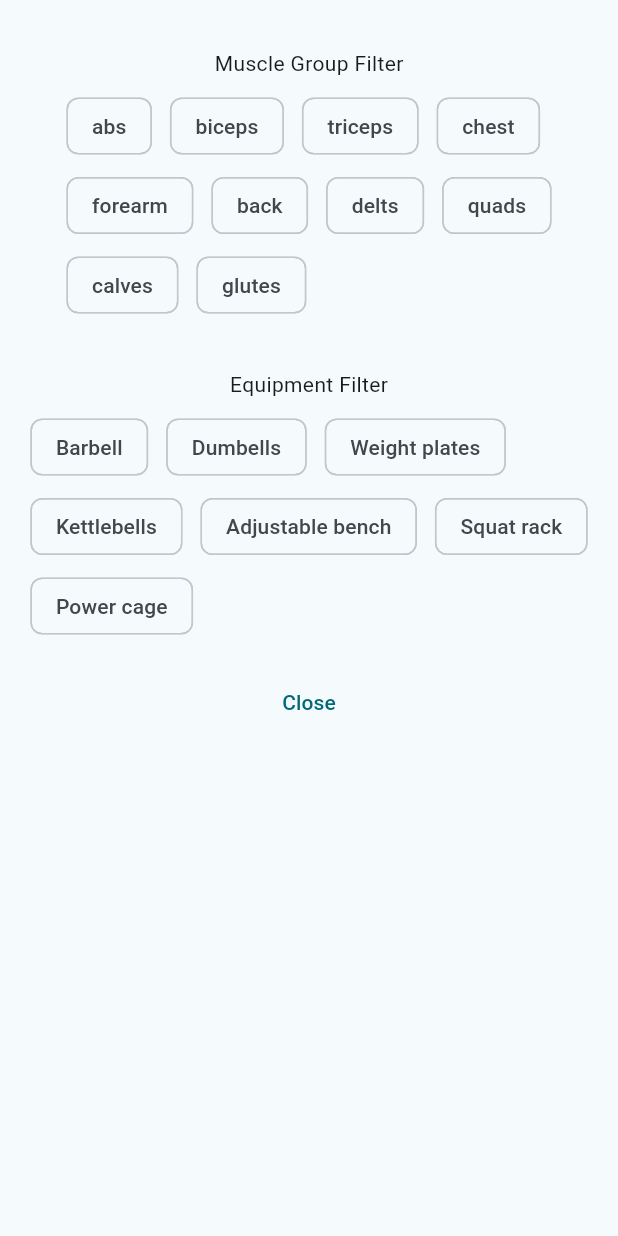
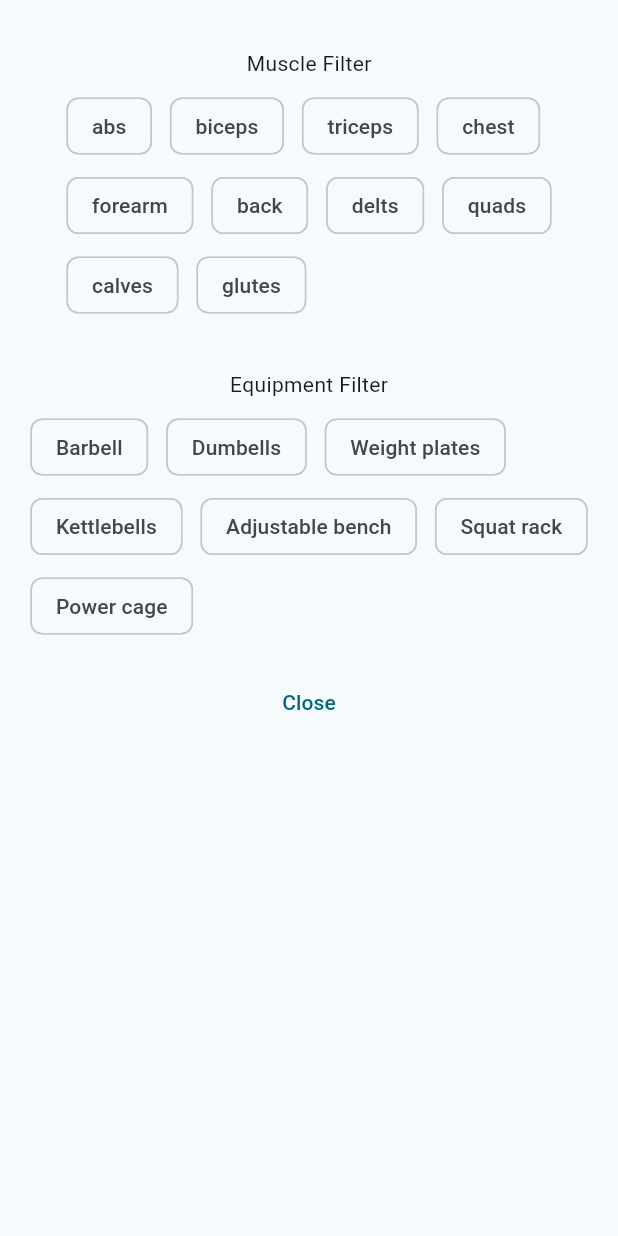
Before and after one commit to anaslak410/rahener, a Flutter app: the screen it shows after launch, after a tap on the "filter alt" icon, on a phone screen of 412 x 824 dp. Run offline on Flutter 3.47's test engine with Material 2 defaults, Android fonts, the light colour scheme and no system bars; our stand-ins replace flutter_bloc; generated files the repository leaves out were written again.

```diff
--- a/lib/core/blocs/ExerciseListState.dart
+++ b/lib/core/blocs/ExerciseListState.dart
@@ -116,7 +116,7 @@ class ExerciseListState {
   ExerciseListState copyWith({
     List<Exercise>? exercises,
     TextEditingController? searchFieldController,
-    Map<String, bool>? selectedMuscleGroups,
+    Map<String, bool>? selectedPrimaryMuscles,
     Map<String, bool>? selectedEquipment,
     List<String>? equipments,
     ExerciseListStatus? status,
@@ -126,7 +126,7 @@ class ExerciseListState {
       searchFieldController:
           searchFieldController ?? this.searchFieldController,
       selectedPrimaryMuscles:
-          selectedMuscleGroups ?? this.selectedPrimaryMuscles,
+          selectedPrimaryMuscles ?? this.selectedPrimaryMuscles,
       selectedEquipment: selectedEquipment ?? this.selectedEquipment,
       status: status ?? this.status,
     );
--- a/lib/core/blocs/exercise_list_cubit.dart
+++ b/lib/core/blocs/exercise_list_cubit.dart
@@ -22,7 +22,7 @@ class ExerciseListCubit extends Cubit<ExerciseListState> {
         selectedEquipment: {
           for (var equipment in _exercisesRepository.equipment) equipment: false
         },
-        selectedMuscleGroups: {
+        selectedPrimaryMuscles: {
           for (var muscleGroup in _exercisesRepository.muscleNames)
             muscleGroup: false
         }));
@@ -35,7 +35,7 @@ class ExerciseListCubit extends Cubit<ExerciseListState> {
   void onMuscleFilterChipTapped(bool selected, String muscleGroupName) {
     var newSelectedMuscleGroups = state.selectedPrimaryMuscles;
     newSelectedMuscleGroups[muscleGroupName] = selected;
-    emit(state.copyWith(selectedMuscleGroups: newSelectedMuscleGroups));
+    emit(state.copyWith(selectedPrimaryMuscles: newSelectedMuscleGroups));
     selected = !selected;
   }
 
--- a/lib/core/screens/exercise_filter_dialog.dart
+++ b/lib/core/screens/exercise_filter_dialog.dart
@@ -30,7 +30,7 @@ class _ExerciseFilterDialogState extends State<ExerciseFilterDialog> {
             Container(
               height: Constants.margin7,
             ),
-            Text(AppLocalizations.of(context)!.muscleGroupFilter),
+            Text(AppLocalizations.of(context)!.muscleFilter),
             Container(
               height: Constants.margin3,
             ),
--- a/lib/utils/constants.dart
+++ b/lib/utils/constants.dart
@@ -38,6 +38,7 @@ class Constants {
   static const IconData exerciseStepsIcon = Icons.list;
   static const IconData exerciseTipsIcon = Icons.tips_and_updates;
   static const IconData similarExercisesIcon = Icons.two_k;
+  static const IconData emptyListIcon = Icons.cancel_outlined;
 
   static const double borderRadius = 10;
 }
--- a/pubspec.yaml
+++ b/pubspec.yaml
@@ -38,3 +38,4 @@ flutter:
     - assets/data/data_en.json
     - assets/data/data_kr.json
     - assets/data/images/
+    - assets/data/icons/
```
Also changed, not shown: lib/core/widgets/similar_exercises_segment.dart (+22 -2 lines), lib/l10n/en.arb (+6 -2 lines), lib/l10n/fa.arb (+6 -2 lines).
